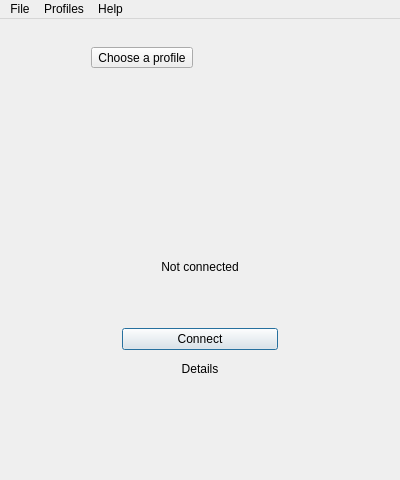
First picture: the form in presentation/main/mainwindow.ui, repository wtalioy/JustConnect, before the edit.
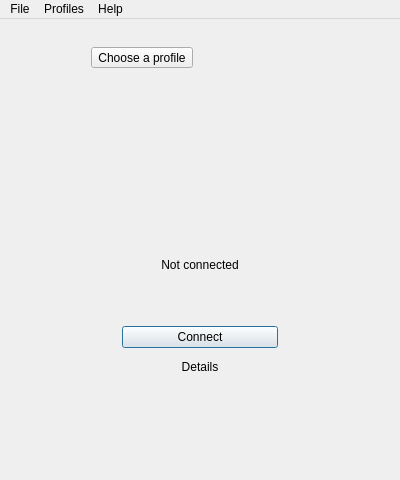
Second picture: the form after the edit. Icons and pictures are not drawn. Custom widgets are drawn as their Qt base class.

Commit message: fix: limit glass to home header and unify neutral feedback

```diff
--- a/presentation/main/mainwindow.ui
+++ b/presentation/main/mainwindow.ui
@@ -5,20 +5,44 @@
   <widget class="QWidget" name="centralWidget">
    <layout class="QVBoxLayout" name="pageLayout">
     <property name="spacing">
-     <number>20</number>
+     <number>0</number>
     </property>
     <property name="leftMargin">
-     <number>24</number>
+     <number>0</number>
     </property>
     <property name="rightMargin">
+     <number>0</number>
+    </property>
+    <property name="topMargin">
+     <number>0</number>
+    </property>
+    <property name="bottomMargin">
+     <number>0</number>
+    </property>
+    <item>
+     <widget class="QWidget" name="homeHeader">
+      <property name="sizePolicy">
+       <sizepolicy hsizetype="Preferred" vsizetype="Fixed">
+        <horstretch>0</horstretch>
+        <verstretch>0</verstretch>
+       </sizepolicy>
+      </property>
+      <layout class="QVBoxLayout" name="homeHeaderLayout">
+       <property name="leftMargin">
      <number>24</number>
     </property>
     <property name="topMargin">
      <number>24</number>
     </property>
-    <property name="bottomMargin">
+       <property name="rightMargin">
      <number>24</number>
     </property>
+       <property name="bottomMargin">
+        <number>16</number>
+       </property>
+       <property name="spacing">
+        <number>0</number>
+       </property>
     <item>
      <layout class="QHBoxLayout" name="headerLayout">
       <property name="spacing">
@@ -70,6 +94,33 @@
       </item>
      </layout>
     </item>
+      </layout>
+     </widget>
+    </item>
+    <item>
+     <widget class="QWidget" name="homeBody">
+      <property name="sizePolicy">
+       <sizepolicy hsizetype="Preferred" vsizetype="Expanding">
+        <horstretch>0</horstretch>
+        <verstretch>0</verstretch>
+       </sizepolicy>
+      </property>
+      <layout class="QVBoxLayout" name="homeBodyLayout">
+       <property name="leftMargin">
+        <number>24</number>
+       </property>
+       <property name="topMargin">
+        <number>0</number>
+       </property>
+       <property name="rightMargin">
+        <number>24</number>
+       </property>
+       <property name="bottomMargin">
+        <number>24</number>
+       </property>
+       <property name="spacing">
+        <number>20</number>
+       </property>
     <item>
      <spacer name="topSpacer">
       <property name="orientation">
@@ -197,6 +248,9 @@
        </size>
       </property>
      </spacer>
+       </item>
+      </layout>
+     </widget>
     </item>
    </layout>
    <widget class="QDialog" name="detailsDialog">
```
Lines whose indentation alone changed are shown as unchanged. The commit also changes 8 other files.
